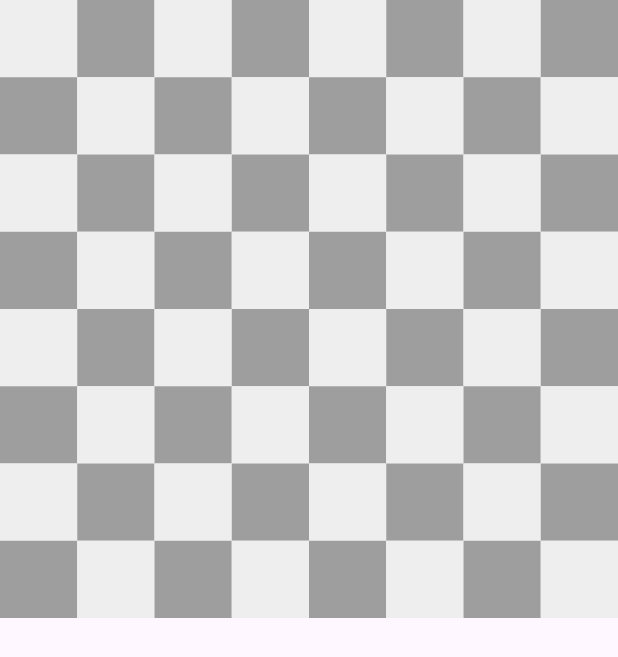
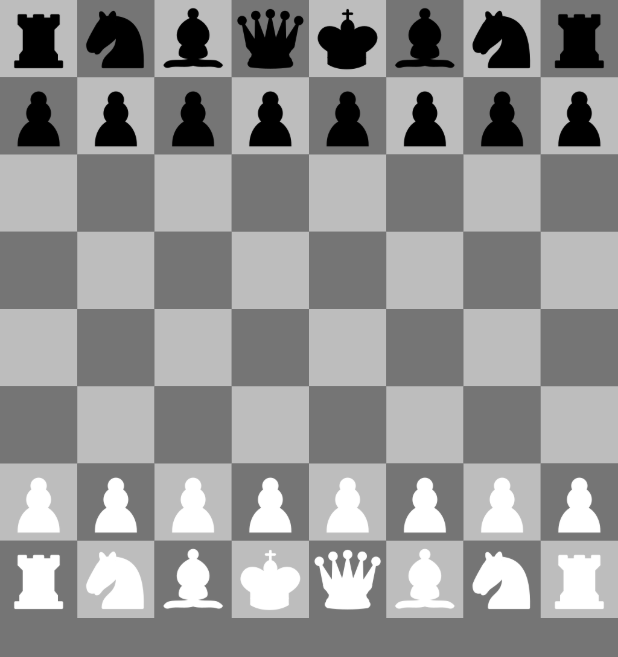
Before and after one commit to Sastermin/Ajedrez_Flutter, a Flutter app: the screen it shows after launch, on a phone screen of 412 x 824 dp. Shown: the top 657 px of the screen. Run offline on Flutter 3.47's test engine with Material 3 defaults, Android fonts, the phone set to English and light mode, and no system bars.

Commit message:
Ajedrez_Flutter2

```diff
--- a/lib/components/piece.dart
+++ b/lib/components/piece.dart
@@ -0,0 +1,13 @@
+enum ChessPieceType {pawn, rook, knight, bishop, queen, king} //enum sirve para especificar diferente tipos de cosas
+
+class ChessPiece{
+  final ChessPieceType type;
+  final bool isWhite;
+  final String imagePath;
+
+  ChessPiece({
+    required this.type,
+    required this.isWhite,
+    required this.imagePath,
+  }); //constructor
+}
--- a/lib/components/square.dart
+++ b/lib/components/square.dart
@@ -1,13 +1,47 @@
+import 'package:ajedrez_flutter/components/piece.dart';
+import 'package:ajedrez_flutter/values/colors.dart';
 import 'package:flutter/material.dart';
 
 class Square extends StatelessWidget {
   final bool isWhite;
-  const Square({super.key, required this.isWhite});
+  final ChessPiece? piece;
+  final bool isSelected;
+  final void Function()? onTap;
+
+
+  const Square({
+    super.key,
+    required this.isWhite,
+    required this.piece,
+    required this.isSelected,
+    required this.onTap,
+    });
 
   @override
   Widget build(BuildContext context) {
-    return Container(
-        color: isWhite ? Colors.grey[200] : Colors.grey[500],
+    Color? squareColor;
+
+    //if selected, square is green
+    if (isSelected) {
+      squareColor = Colors.green;
+    }
+
+    //otherwise, it's white or black check in the background
+    else {
+      squareColor = isWhite ? foregroundColor : backgroundColor;
+    }
+
+    return GestureDetector(
+      onTap: onTap,
+      child: Container(
+          color: squareColor,
+          child: piece != null
+            ? Image.asset(
+                piece!.imagePath,
+                color: piece!.isWhite ? Colors.white : Colors.black,
+              )
+            : null,
+      ),
     );
   }
 }
--- /dev/null
+++ b/lib/values/colors.dart
@@ -0,0 +1,4 @@
+import 'package:flutter/material.dart';
+
+var backgroundColor = Colors.grey[600];
+var foregroundColor = Colors.grey[400];
```
Also changed, not shown: lib/game_board.dart (+164 -1 lines).
